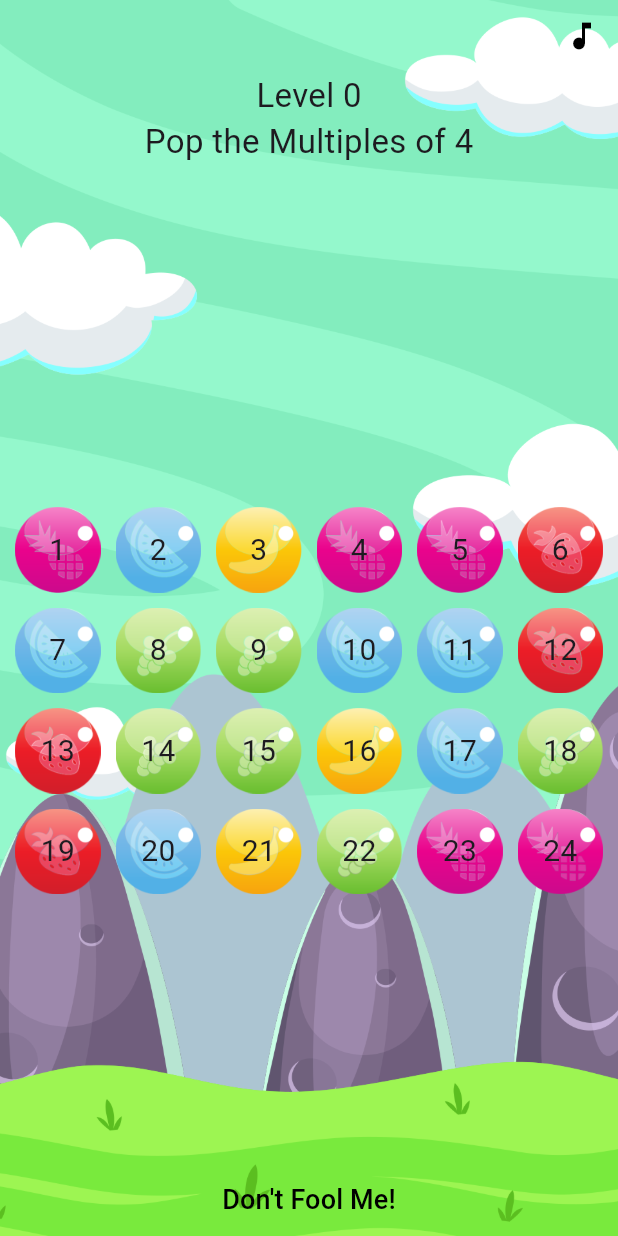
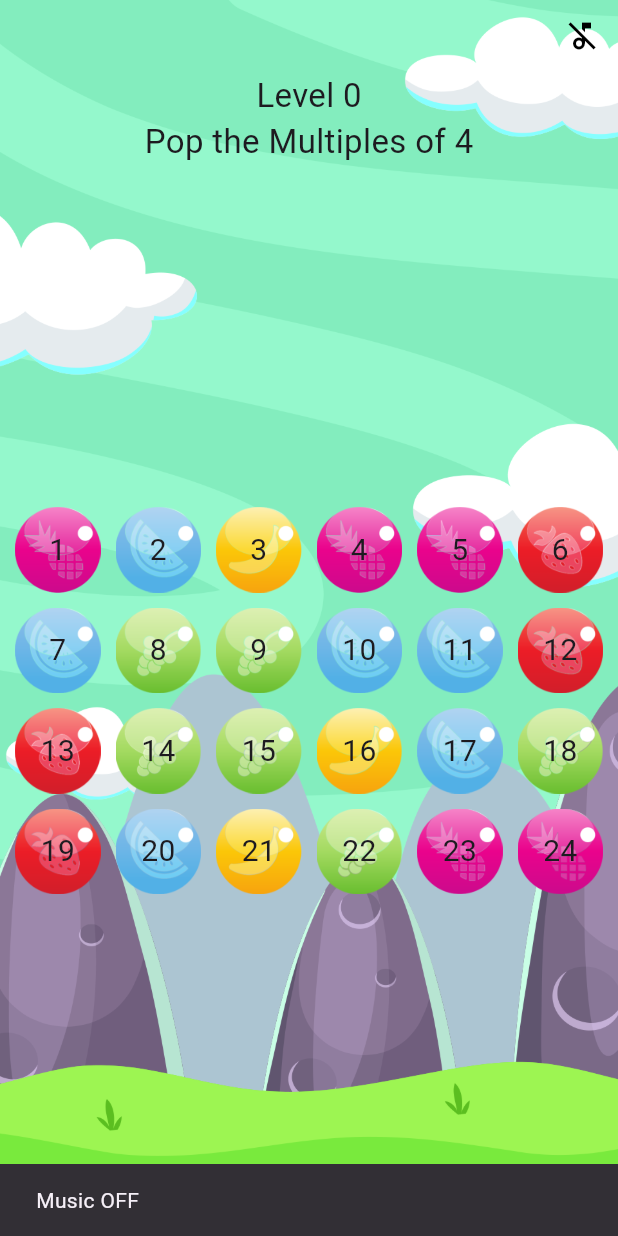
Before and after one commit to hifiaz/Bubble-Grow, a Flutter app: the screen it shows after launch, after a tap on the "music note" icon, on a phone screen of 412 x 824 dp. Run offline on Flutter 3.47's test engine with Material 3 defaults, Android fonts, the phone set to English and light mode, and no system bars; our stand-ins replace audioplayers, google_mobile_ads, shared_preferences; network calls fail.

Commit message:
fix music and setup fastlane

```diff
--- a/lib/pages/bubble_page.dart
+++ b/lib/pages/bubble_page.dart
@@ -136,10 +136,6 @@ class BubblePageState extends State<BubblePage> {
 
   @override
   Widget build(BuildContext context) {
-    if (kDebugMode) {
-      print('running');
-    }
-
     return Scaffold(
       body: Container(
         decoration: const BoxDecoration(
@@ -157,11 +153,18 @@ class BubblePageState extends State<BubblePage> {
                     alignment: Alignment.centerRight,
                     child: IconButton(
                       onPressed: () {
-                        if (isPlaying) {
+                        if (!isPlaying) {
                           playBackgroundMusic();
                         } else {
                           stopBackgroundMusic();
                         }
+                        setState(() {
+                          isPlaying = !isPlaying;
+                        });
+                        final snackBar = SnackBar(
+                          content: Text('Music ${isPlaying ? 'ON' : 'OFF'}'),
+                        );
+                        ScaffoldMessenger.of(context).showSnackBar(snackBar);
                       },
                       icon: Icon(
                         isPlaying
--- a/pubspec.yaml
+++ b/pubspec.yaml
@@ -16,7 +16,7 @@ publish_to: 'none' # Remove this line if you wish to publish to pub.dev
 # https://developer.apple.com/library/archive/documentation/General/Reference/InfoPlistKeyReference/Articles/CoreFoundationKeys.html
 # In Windows, build-name is used as the major, minor, and patch parts
 # of the product and file versions while build-number is used as the build suffix.
-version: 1.0.0+1
+version: 1.0.0+2
 
 environment:
   sdk: '>=3.4.0-282.3.beta <4.0.0'
```
Also changed, not shown: 7 other files.
